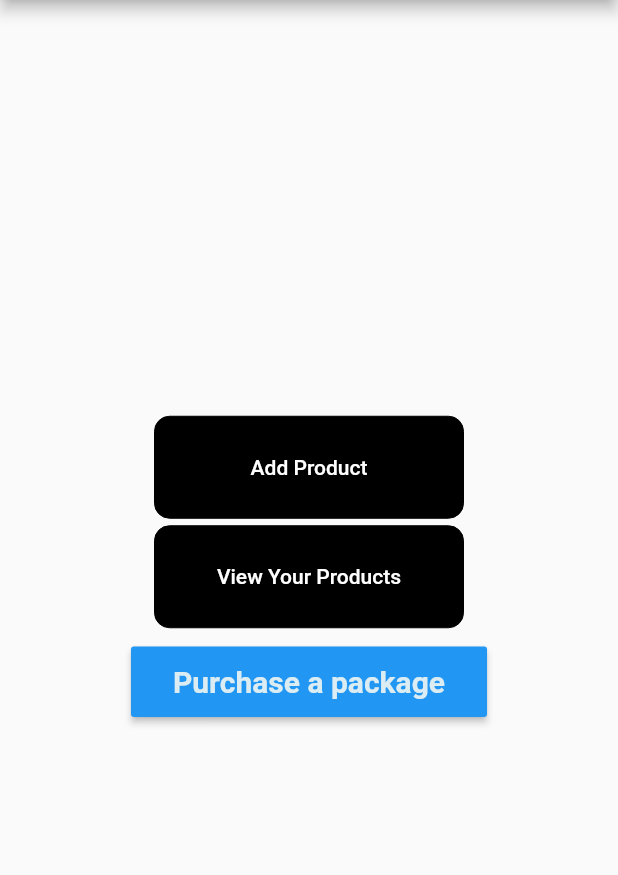
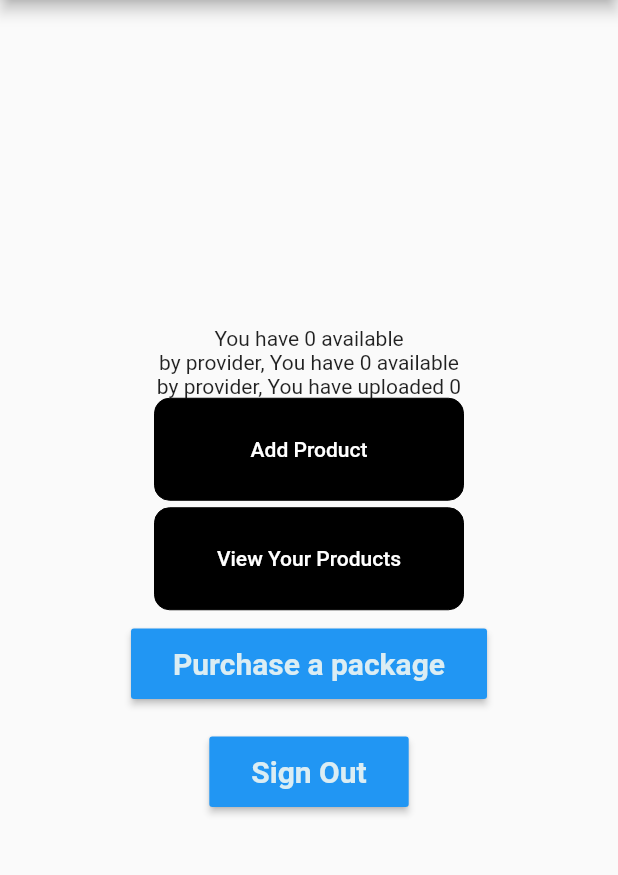
Before and after one commit to LuckyPoodle/easy-dig, a Flutter app: the screen it shows once a user with an empty profile is signed in, on a phone screen of 412 x 824 dp, the part 84-959 px from its top. Run offline on Flutter 3.47's test engine with Material 2 defaults, Android fonts, the phone set to English and light mode, and no system bars; our stand-ins replace cloud_firestore, convert, csv, firebase_auth, firebase_core, firebase_storage and 4 more; missing offline and left inert: flutter_absolute_path, flutter_email_sender, flutter_publitio, multi_image_picker, purchases_flutter; accounts and stored records are empty.

Commit message:
added increment decrement credits functionality linked with adding product

```diff
--- a/lib/main.dart
+++ b/lib/main.dart
@@ -1,4 +1,4 @@
-import 'package:easydigitalize/provider/provider.dart';
+import 'package:easydigitalize/provider/generalprovider.dart';
 import 'package:easydigitalize/screens/viewcollections.dart';
 import 'package:easydigitalize/screens/viewproducts.dart';
 import './provider/authprovider.dart';
--- a/lib/screens/addproduct.dart
+++ b/lib/screens/addproduct.dart
@@ -1,5 +1,5 @@
 import 'package:easydigitalize/provider/authprovider.dart';
-import 'package:easydigitalize/provider/provider.dart';
+import 'package:easydigitalize/provider/generalprovider.dart';
 import 'package:easydigitalize/screens/viewproducts.dart';
 import 'package:firebase_auth/firebase_auth.dart';
 import 'package:material_design_icons_flutter/icon_map.dart';
@@ -515,7 +515,8 @@ class _AddProductState extends State<AddProduct> {
       Provider.of<AuthProvider>(context, listen: false).addProductToCollection(
         theproductwearemaking,
         Provider.of<GeneralProvider>(context, listen: false).currentCollection,
-        user.uid).then((_){
+        user.uid,(Provider.of<GeneralProvider>(context, listen: false).localcountnumberOfProductsUploaded+1).toString()).then((_){
+          Provider.of<GeneralProvider>(context, listen: false).addoneproduct();
           Navigator.pushNamed(context, ViewProducts.routeName);
 
         }).catchError((e){
--- a/lib/screens/home.dart
+++ b/lib/screens/home.dart
@@ -4,12 +4,13 @@ import 'package:easydigitalize/screens/viewcollections.dart';
 import 'package:flutter/material.dart';
 import '../helper/components.dart';
 import './market.dart';
-import 'package:easydigitalize/provider/provider.dart';
+import 'package:easydigitalize/provider/generalprovider.dart';
 import 'package:provider/provider.dart';
 import './upgrade.dart';
 import 'package:firebase_auth/firebase_auth.dart';
 import 'package:purchases_flutter/purchases_flutter.dart';
 import 'package:flutter/services.dart';
+import '../models/user.dart';
 
 class Home extends StatefulWidget {
   @override
@@ -18,11 +19,33 @@ class Home extends StatefulWidget {
 
 class _HomeState extends State<Home> {
 
+  AppUser thiscurrentuserdata;
+  AuthService authservice;
+
+  String credits='0';
+
   @override
   void initState() {
     // TODO: implement initState
     super.initState();
-    initPlatformState();
+    //initPlatformState();
+    User user = Provider.of<User>(context,listen: false);
+    AuthService authservice=AuthService();
+    authservice.getUserData(user.uid).then((value){
+      print('in init state');
+      print(value);
+      thiscurrentuserdata=value;
+      Provider.of<GeneralProvider>(context,listen:false).setNumberOfProductsUploaded(int.parse(thiscurrentuserdata.numberOfProductsUploaded));
+      Provider.of<GeneralProvider>(context,listen:false).setlocalcountmaxnumberofProductsUploaded(int.parse(thiscurrentuserdata.maxNumberOfProductsUserCanCreate));
+      setState(
+        (){
+          credits=thiscurrentuserdata.maxNumberOfProductsUserCanCreate;
+        }
+      );
+    });
+
+    //save the user's numberofprdtsuploaded and maxuploadcount to provider
+
 
   }
 
@@ -53,6 +76,8 @@ class _HomeState extends State<Home> {
   Widget build(BuildContext context) {
     final width = MediaQuery.of(context).size.width;
     User user = Provider.of<User>(context);
+    GeneralProvider generalProvider=Provider.of<GeneralProvider>(context);
+
     AuthService authservice=AuthService();
     return Scaffold(
       appBar: AppBar(
@@ -73,19 +98,21 @@ class _HomeState extends State<Home> {
           mainAxisAlignment: MainAxisAlignment.center,
           crossAxisAlignment: CrossAxisAlignment.center,
           children: <Widget>[
-            FutureBuilder(
-              future: authservice.getUserData(user.uid),
-      builder: (context, thisappuser) {
-        if (!thisappuser.hasData) {
+
+            Container(
+              child: Text("You have "+credits+" available"),
+            ),
 
 
+   Container(
+              child: Text("by provider, You have "+generalProvider.localcountmaxnumberofProductsUploaded.toString()+" available"),
+            ),
 
-        }else{
-          Text(" Your credits "+thisappuser.data.maxNumberOfProductsUserCanCreate);
-        }
-      })
+               Container(
+              child: Text("by provider, You have uploaded "+generalProvider.localcountnumberOfProductsUploaded.toString()),
+            ),
 
-        ,
+
 
             Container(
               width: width * 0.5,
@@ -139,6 +166,26 @@ class _HomeState extends State<Home> {
                       Navigator.push(context, MaterialPageRoute(builder: (context) => MarketScreen()));
 
                   }),
+
+
+            ),
+            Padding(
+              padding: const EdgeInsets.all(12.0),
+              child: RaisedButton(
+                  color: kColorAccent,
+                  textColor: kColorText,
+                  child: Padding(
+                    padding: const EdgeInsets.all(12.0),
+                    child: Text(
+                      'Sign Out',
+                      style: kSendButtonTextStyle,
+                    ),
+                  ),
+                  onPressed: () {
+
+                      authservice.signOut();
+
+                  }),
             ),
           ],
         ),
--- a/lib/screens/market.dart
+++ b/lib/screens/market.dart
@@ -1,8 +1,11 @@
 import 'dart:async';
 import 'dart:io';
+import 'package:easydigitalize/helper/authservice.dart';
 import 'package:flutter/material.dart';
+import '../provider/generalprovider.dart';
+import 'package:provider/provider.dart';
 import 'package:in_app_purchase/in_app_purchase.dart';
-
+import 'package:firebase_auth/firebase_auth.dart';
 final String testID = 'pro_coupon';
 
 class MarketScreen extends StatefulWidget {
@@ -29,6 +32,8 @@ class MarketScreenState extends State<MarketScreen> {
 
   /// Consumable credits the user can buy
   int credits = 0;
+
+  AuthService authservice;
 
   @override
   void initState() {
@@ -76,6 +81,17 @@ class MarketScreenState extends State<MarketScreen> {
 
     /// Decrement credits
     setState(() { credits--; });
+
+
+      Provider.of<GeneralProvider>(context,listen:false).setNumberOfProductsUploaded(int.parse(credits.toString()));
+
+      int creditcountnow=Provider.of<GeneralProvider>(context,listen:false).localcountmaxnumberofProductsUploaded-1;
+
+
+
+      String newcount=creditcountnow.toString();
+
+      authservice.updateCreditsInAccount(Provider.of<User>(context,listen:false).uid,newcount);
 
     /// TODO update the state of the consumable to a backend database
 
@@ -145,7 +161,12 @@ class MarketScreenState extends State<MarketScreen> {
     // TODO serverside verification & record consumable in the database
 
     if (purchase != null && purchase.status == PurchaseStatus.purchased) {
-      credits = 10;
+      credits = 100;
+
+
+      Provider.of<GeneralProvider>(context,listen:false).setlocalcountmaxnumberofProductsUploaded(int.parse(credits.toString()));
+
+      authservice.addCreditsToAccount(Provider.of<User>(context,listen:false).uid);
     }
   }
 
--- a/lib/screens/viewproducts.dart
+++ b/lib/screens/viewproducts.dart
@@ -1,7 +1,7 @@
 import 'package:csv/csv.dart';
 import 'package:flutter/material.dart';
 import 'package:easydigitalize/models/collection.dart';
-import 'package:easydigitalize/provider/provider.dart';
+import 'package:easydigitalize/provider/generalprovider.dart';
 import 'package:easydigitalize/screens/addproduct.dart';
 import 'package:flutter/material.dart';
 import 'package:firebase_auth/firebase_auth.dart';
```
Also changed, not shown: lib/helper/authservice.dart (+22 -6 lines), lib/provider/authprovider.dart (+26 -35 lines), lib/provider/generalprovider.dart (renamed from lib/provider/provider.dart, +29 -0 lines), lib/screens/addcollection.dart (+20 -20 lines), lib/screens/viewcollections.dart (+22 -22 lines).
